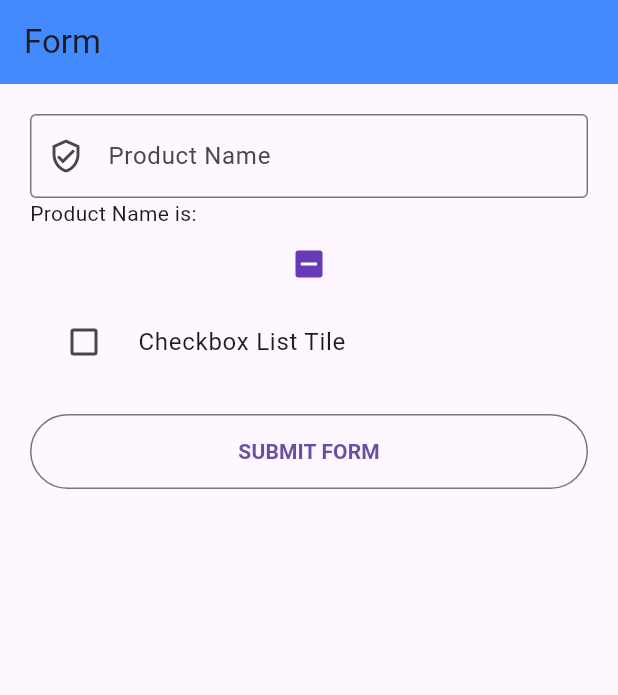
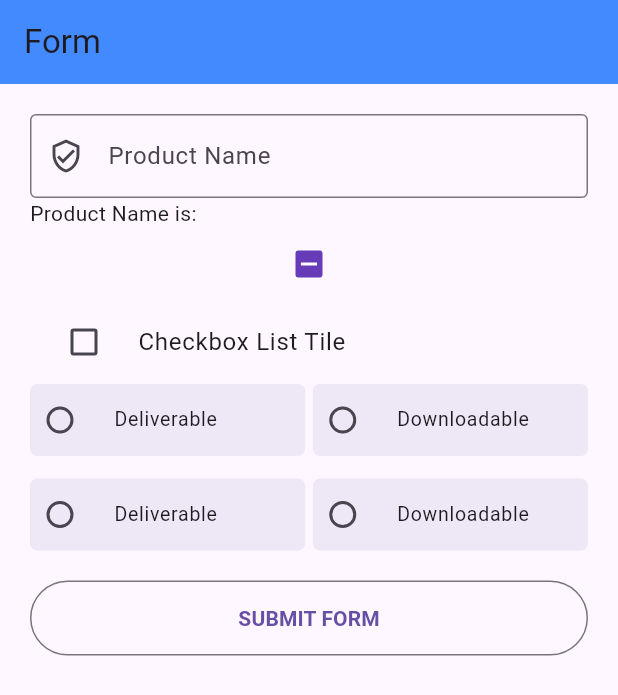
Before and after one commit to bipulhstu/flutter_practice, a Flutter app: the screen it shows after launch, on a phone screen of 412 x 824 dp. Shown: the top 695 px of the screen. Run offline on Flutter 3.47's test engine with Material 3 defaults, Android fonts, the phone set to English and light mode, and no system bars; our stand-ins replace font_awesome_flutter.

Commit message:
learned Radio Button, RadioListTile and CustomRadioButton

```diff
--- /dev/null
+++ b/lib/stateful_widgets/CustomRadioButton.dart
@@ -0,0 +1,37 @@
+import 'package:flutter/material.dart';
+
+
+enum ProductTypeEnum {
+  Deliverable,
+  Downloadable
+}
+
+class MyRadioButton extends StatelessWidget {
+  MyRadioButton({super.key,
+  required this.title,
+    required this.value,
+    required this.productTypeEnum,
+    required this.onChanged
+  });
+
+  String title;
+  ProductTypeEnum value;
+  ProductTypeEnum? productTypeEnum;
+  Function(ProductTypeEnum?)? onChanged;
+
+  @override
+  Widget build(BuildContext context) {
+    return  Expanded(
+      child: RadioListTile(
+          contentPadding:  EdgeInsets.all(0.0),
+          value: value,
+          groupValue: productTypeEnum,
+          tileColor: Colors.deepPurple.shade50,
+          dense: true,
+          shape: RoundedRectangleBorder(borderRadius: BorderRadius.circular(5.0)),
+          title: Text(title),
+          onChanged: onChanged,
+      ),
+    );
+  }
+}
--- a/lib/stateful_widgets/Form.dart
+++ b/lib/stateful_widgets/Form.dart
@@ -1,5 +1,9 @@
 import 'package:flutter/material.dart';
+import 'package:hello_world/stateful_widgets/CustomRadioButton.dart';
 import 'package:hello_world/stateful_widgets/Details.dart';
+
+//for radio button
+//enum ProductTypeEnum { Downloadable, Deliverable }
 
 class MyForm extends StatefulWidget {
   const MyForm({super.key});
@@ -13,6 +17,7 @@ class _MyFormState extends State<MyForm> {
   final _productController = TextEditingController();
 
   bool? _isChecked, _listTileCheckBox = false;
+  ProductTypeEnum? _productTypeEnum;
 
   @override
   void initState() {
@@ -83,6 +88,81 @@ class _MyFormState extends State<MyForm> {
               controlAffinity: ListTileControlAffinity.leading,
             ),
 
+            //Radio Button
+            Row(
+              children: [
+                Expanded(
+                  child: RadioListTile(
+                    contentPadding: EdgeInsets.all(0.0),
+                    value: ProductTypeEnum.Deliverable,
+                    groupValue: _productTypeEnum,
+                    tileColor: Colors.deepPurple.shade50,
+                    dense: true,
+                    shape: RoundedRectangleBorder(
+                      borderRadius: BorderRadius.circular(5.0),
+                    ),
+                    title: Text(ProductTypeEnum.Deliverable.name),
+                    onChanged: (value) {
+                      setState(() {
+                        _productTypeEnum = value;
+                      });
+                    },
+                  ),
+                ),
+
+                SizedBox(width: 5.0),
+
+                Expanded(
+                  child: RadioListTile(
+                    contentPadding: EdgeInsets.all(0.0),
+                    value: ProductTypeEnum.Downloadable,
+                    groupValue: _productTypeEnum,
+                    tileColor: Colors.deepPurple.shade50,
+                    shape: RoundedRectangleBorder(
+                      borderRadius: BorderRadius.circular(5.0),
+                    ),
+                    dense: true,
+                    title: Text(ProductTypeEnum.Downloadable.name),
+                    onChanged: (value) {
+                      setState(() {
+                        _productTypeEnum = value;
+                      });
+                    },
+                  ),
+                ),
+              ],
+            ),
+
+            SizedBox(height: 15.0),
+
+            Row(
+              children: [
+                MyRadioButton(
+                  title: ProductTypeEnum.Deliverable.name,
+                  value: ProductTypeEnum.Deliverable,
+                  productTypeEnum: _productTypeEnum,
+                  onChanged: (value) {
+                    setState(() {
+                      _productTypeEnum = value;
+                    });
+                  },
+                ),
+
+                SizedBox(width: 5.0),
+
+                MyRadioButton(
+                  title: ProductTypeEnum.Downloadable.name,
+                  value: ProductTypeEnum.Downloadable,
+                  productTypeEnum: _productTypeEnum,
+                  onChanged: (value) {
+                    setState(() {
+                      _productTypeEnum = value;
+                    });
+                  },
+                ),
+              ],
+            ),
+
             SizedBox(height: 20.0),
 
             submitFormButton(context),
```
